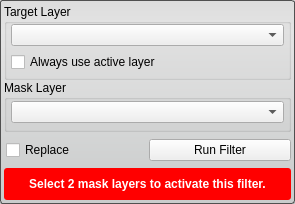
Qt form src/Interface/ToolInterface/AndFilterInterface.ui (jessdtate/Seg3D) before a commit.
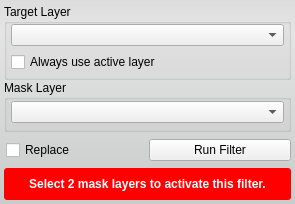
The same form after that commit. Custom widgets are drawn as their Qt base class.

```diff
--- a/src/Interface/ToolInterface/AndFilterInterface.ui
+++ b/src/Interface/ToolInterface/AndFilterInterface.ui
@@ -34,7 +34,6 @@
   <property name="styleSheet">
    <string notr="true">QWidget#AndFilterInterface{
 	border-radius: 3px;
-	border: 1px solid rgb(80, 80,80);
 	background-color: qlineargradient(spread:pad, x1:0.5, y1:0, x2:0.5, y2:0.960227, stop:0 rgba(221, 221, 221, 255), stop:0.155779 rgba(228, 228, 228, 255), stop:1 rgba(202, 204, 204, 255));      
 }</string>
   </property>
```
